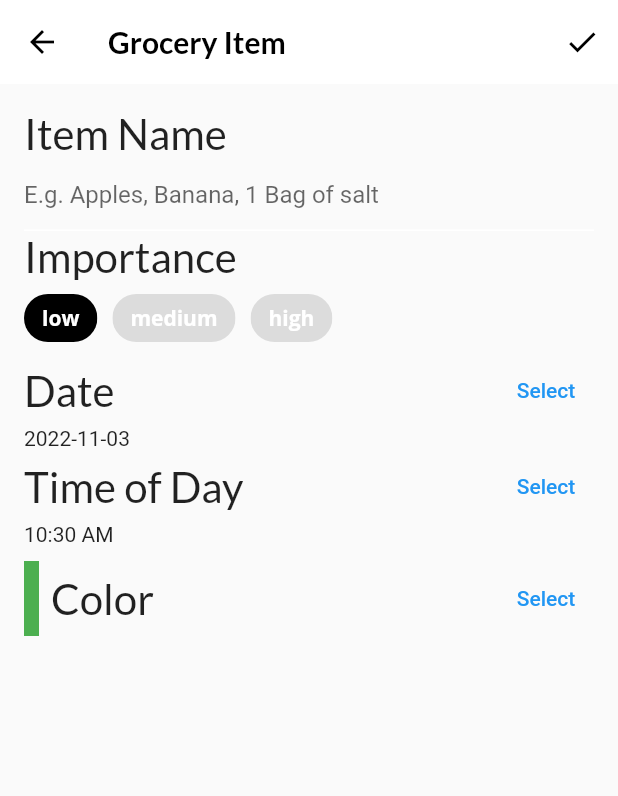
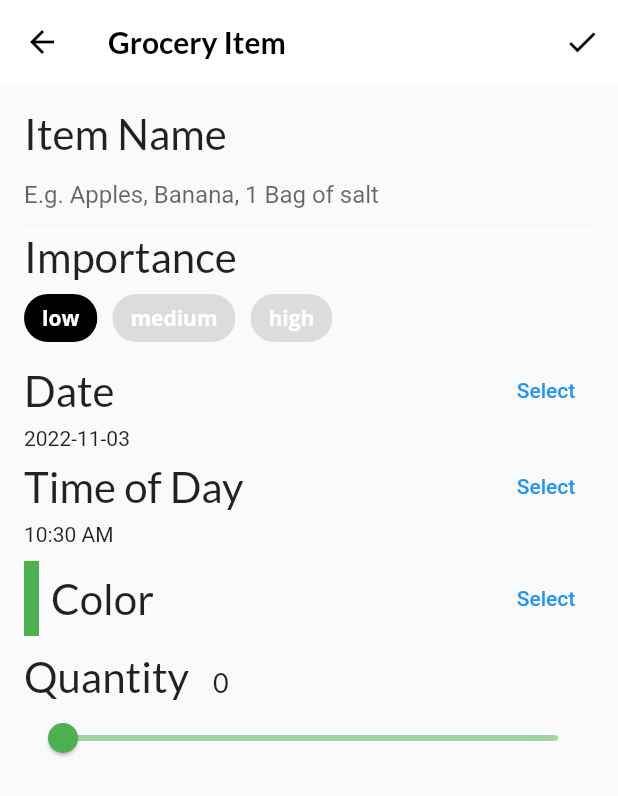
Before and after one commit to NdegwaJulius/Foodlin, a Flutter app: the screen it shows after launch, item 3 of the bottom bar chosen, after a tap on the "add" icon, on a phone screen of 412 x 824 dp. Shown: the top 796 px of the screen. Run offline on Flutter 3.47's test engine with Material 2 defaults, Android fonts, the phone set to English and light mode, and no system bars; our stand-ins replace flutter_colorpicker, google_fonts.

Commit message:
Building a quantity widget

```diff
--- a/lib/screens/grocery_item_screen.dart
+++ b/lib/screens/grocery_item_screen.dart
@@ -33,6 +33,7 @@ class GroceryItemScreenState extends State<GroceryItemScreen> {
   TimeOfDay _timeOfDay = TimeOfDay.now();
   Color _currentColor = Colors.green;
   int _currentSliderValue = 0;
+
 // TODO: Add initState()
   @override
   void initState() {
@@ -107,6 +108,8 @@ class GroceryItemScreenState extends State<GroceryItemScreen> {
             const SizedBox(height: 10.0),
             buildColorPicker(context),
             // TODO: Add slider
+            const SizedBox(height: 10.0),
+            buildQuantityField(),
             // TODO: Add Grocery Tile
           ],
         ),
@@ -360,4 +363,51 @@ class GroceryItemScreenState extends State<GroceryItemScreen> {
   }
 
 // TODO: Add buildQuantityField()
+  Widget buildQuantityField() {
+    // 1
+    return Column(
+      crossAxisAlignment: CrossAxisAlignment.start,
+      children: [
+        // 2
+        Row(
+          crossAxisAlignment: CrossAxisAlignment.baseline,
+          textBaseline: TextBaseline.alphabetic,
+          children: [
+            Text(
+              'Quantity',
+              style: GoogleFonts.lato(fontSize: 28.0),
+            ),
+            const SizedBox(width: 16.0),
+            Text(
+              _currentSliderValue.toInt().toString(),
+              style: GoogleFonts.lato(fontSize: 18.0),
+            ),
+          ],
+        ),
+        // 3
+        Slider(
+          // 4
+          inactiveColor: _currentColor.withOpacity(0.5),
+          activeColor: _currentColor,
+          // 5
+          value: _currentSliderValue.toDouble(),
+          // 6
+          min: 0.0,
+          max: 100.0,
+          // 7
+          divisions: 100,
+          // 8
+          label: _currentSliderValue.toInt().toString(),
+          // 9
+          onChanged: (double value) {
+            setState(
+              () {
+                _currentSliderValue = value.toInt();
+              },
+            );
+          },
+        ),
+      ],
+    );
+  }
 }
```
